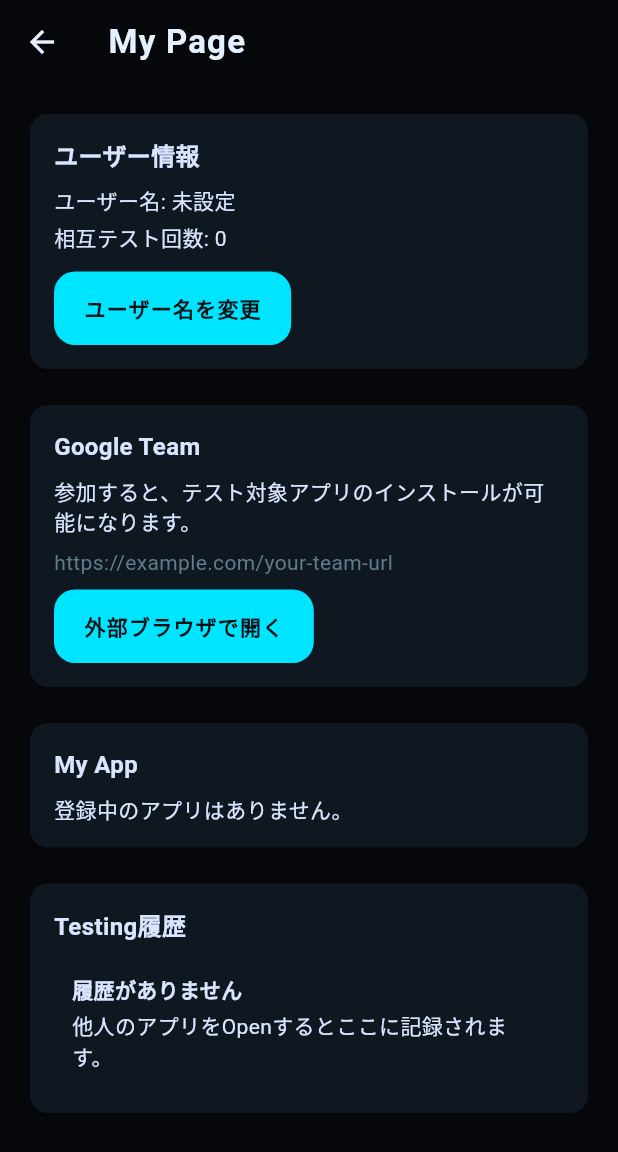
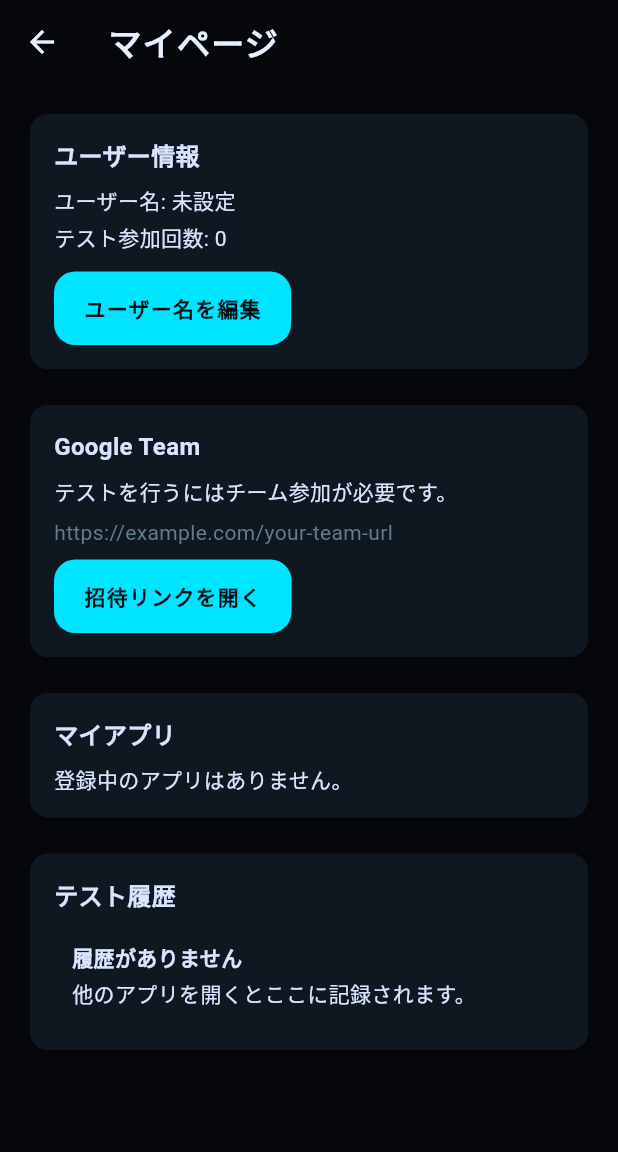
Before and after one commit to yuga1691/hiraku, a Flutter app: the MyPageScreen screen opened directly, on a phone screen of 412 x 824 dp. Shown: the top 1152 px of the screen. Run offline on Flutter 3.47's test engine with Material 3 defaults, Android fonts, the phone set to English and light mode, and no system bars; our stand-ins replace cloud_firestore, firebase_auth, firebase_core, image_picker, shared_preferences; accounts and stored records are empty; network calls fail; Roboto replaces fonts that are missing (RobotoMono).

Commit message:
Japanese font

```diff
--- a/lib/screens/home_screen.dart
+++ b/lib/screens/home_screen.dart
@@ -52,17 +52,17 @@ class _HomeScreenState extends State<HomeScreen> {
             NavigationDestination(
               icon: Icon(Icons.people_alt_outlined),
               selectedIcon: Icon(Icons.people_alt),
-              label: 'Test',
+              label: 'テスト',
             ),
             NavigationDestination(
               icon: Icon(Icons.app_registration_outlined),
               selectedIcon: Icon(Icons.app_registration),
-              label: 'Register',
+              label: '登録',
             ),
             NavigationDestination(
               icon: Icon(Icons.person_outline),
               selectedIcon: Icon(Icons.person),
-              label: 'My Page',
+              label: 'マイページ',
             ),
           ],
         ),
--- a/lib/screens/my_page_screen.dart
+++ b/lib/screens/my_page_screen.dart
@@ -26,11 +26,11 @@ class _MyPageScreenState extends State<MyPageScreen> {
     final user = FirebaseAuth.instance.currentUser;
     if (user == null) {
       return const Scaffold(
-        body: Center(child: Text('ユーザー情報を取得できません。')),
+        body: Center(child: Text('ユーザー認証に失敗しました。')),
       );
     }
     return Scaffold(
-      appBar: AppBar(title: const Text('My Page')),
+      appBar: AppBar(title: const Text('マイページ')),
       body: ListView(
         padding: const EdgeInsets.all(16),
         children: [
@@ -66,11 +66,11 @@ class _MyPageScreenState extends State<MyPageScreen> {
                 const SizedBox(height: 8),
                 Text('ユーザー名: ${username.isEmpty ? '未設定' : username}'),
                 const SizedBox(height: 4),
-                Text('相互テスト回数: $testedCount'),
+                Text('テスト参加回数: $testedCount'),
                 const SizedBox(height: 12),
                 FilledButton.tonal(
                   onPressed: () => _editUsername(userId, username),
-                  child: const Text('ユーザー名を変更'),
+                  child: const Text('ユーザー名を編集'),
                 ),
               ],
             ),
@@ -92,7 +92,7 @@ class _MyPageScreenState extends State<MyPageScreen> {
               style: TextStyle(fontSize: 16, fontWeight: FontWeight.bold),
             ),
             const SizedBox(height: 8),
-            const Text('参加すると、テスト対象アプリのインストールが可能になります。'),
+            const Text('テストを行うにはチーム参加が必要です。'),
             const SizedBox(height: 8),
             Text(
               kTeamJoinUrl,
@@ -101,7 +101,7 @@ class _MyPageScreenState extends State<MyPageScreen> {
             const SizedBox(height: 8),
             FilledButton(
               onPressed: _openTeamUrl,
-              child: const Text('外部ブラウザで開く'),
+              child: const Text('招待リンクを開く'),
             ),
           ],
         ),
@@ -121,7 +121,7 @@ class _MyPageScreenState extends State<MyPageScreen> {
               crossAxisAlignment: CrossAxisAlignment.start,
               children: [
                 const Text(
-                  'My App',
+                  'マイアプリ',
                   style: TextStyle(fontSize: 16, fontWeight: FontWeight.bold),
                 ),
                 const SizedBox(height: 8),
@@ -145,7 +145,7 @@ class _MyPageScreenState extends State<MyPageScreen> {
           crossAxisAlignment: CrossAxisAlignment.start,
           children: [
             const Text(
-              'Testing履歴',
+              'テスト履歴',
               style: TextStyle(fontSize: 16, fontWeight: FontWeight.bold),
             ),
             const SizedBox(height: 8),
@@ -162,7 +162,7 @@ class _MyPageScreenState extends State<MyPageScreen> {
                 if (items.isEmpty) {
                   return const EmptyState(
                     title: '履歴がありません',
-                    message: '他人のアプリをOpenするとここに記録されます。',
+                    message: '他のアプリを開くとここに記録されます。',
                   );
                 }
                 return Column(
@@ -192,7 +192,7 @@ class _MyPageScreenState extends State<MyPageScreen> {
     final result = await showDialog<String>(
       context: context,
       builder: (context) => AlertDialog(
-        title: const Text('ユーザー名を変更'),
+        title: const Text('ユーザー名を編集'),
         content: TextField(
           controller: controller,
           decoration: const InputDecoration(labelText: 'ユーザー名'),
--- a/lib/screens/register_screen.dart
+++ b/lib/screens/register_screen.dart
@@ -40,11 +40,11 @@ class _RegisterScreenState extends State<RegisterScreen> {
     final user = FirebaseAuth.instance.currentUser;
     if (user == null) {
       return const Scaffold(
-        body: Center(child: Text('ユーザー情報を取得できません。')),
+        body: Center(child: Text('ユーザー認証に失敗しました。')),
       );
     }
     return Scaffold(
-      appBar: AppBar(title: const Text('Register')),
+      appBar: AppBar(title: const Text('登録')),
       body: StreamBuilder<AppModel?>(
         stream: _firestoreService.watchMyActiveApp(user.uid),
         builder: (context, snapshot) {
@@ -57,7 +57,7 @@ class _RegisterScreenState extends State<RegisterScreen> {
               padding: const EdgeInsets.all(16),
               children: [
                 const Text(
-                  '登録中のアプリ',
+                  '現在のアプリ',
                   style: TextStyle(fontSize: 18, fontWeight: FontWeight.bold),
                 ),
                 const SizedBox(height: 12),
@@ -65,11 +65,11 @@ class _RegisterScreenState extends State<RegisterScreen> {
                 const SizedBox(height: 16),
                 FilledButton(
                   onPressed: () => _endApp(myApp.id),
-                  child: const Text('テスト終了'),
+                  child: const Text('テストを終了'),
                 ),
                 const SizedBox(height: 12),
                 const Text(
-                  '現在は1つのアプリのみ登録可能です。テスト終了後に新しいアプリを登録してください。',
+                  '同時に登録できるアプリは1つだけです。別のアプリを登録するには、先にテストを終了してください。',
                 ),
               ],
             );
@@ -92,7 +92,7 @@ class _RegisterScreenState extends State<RegisterScreen> {
         TextField(
           controller: _nameController,
           decoration: const InputDecoration(
-            labelText: 'アプリ名（必須）',
+            labelText: 'アプリ名（タイトル）',
             border: OutlineInputBorder(),
           ),
         ),
@@ -100,7 +100,7 @@ class _RegisterScreenState extends State<RegisterScreen> {
         TextField(
           controller: _urlController,
           decoration: const InputDecoration(
-            labelText: 'Google Play URL（必須）',
+            labelText: 'Google Play URL',
             hintText: 'https://play.google.com/store/apps/details?id=...',
             border: OutlineInputBorder(),
           ),
@@ -139,7 +139,8 @@ class _RegisterScreenState extends State<RegisterScreen> {
         const SizedBox(height: 16),
         const EmptyState(
           title: '注意',
-          message: '登録できるアプリは常に1つだけです。テスト終了後に次の登録が可能になります。',
+          message:
+              '登録できるアプリは常に1つだけです。テスト終了後に次のアプリを登録してください。',
         ),
       ],
     );
@@ -162,7 +163,7 @@ class _RegisterScreenState extends State<RegisterScreen> {
     }
     final packageName = _extractPackageName(playUrl);
     if (packageName == null) {
-      _showSnack('Google Play URLからパッケージ名を抽出できません。');
+      _showSnack('Google Play URLからパッケージ名を取得できません。');
       return;
     }
     setState(() => _saving = true);
--- a/lib/screens/test_screen.dart
+++ b/lib/screens/test_screen.dart
@@ -24,11 +24,11 @@ class _TestScreenState extends State<TestScreen> {
     final user = FirebaseAuth.instance.currentUser;
     if (user == null) {
       return const Scaffold(
-        body: Center(child: Text('ユーザー情報を取得できません。')),
+        body: Center(child: Text('ユーザー認証に失敗しました。')),
       );
     }
     return Scaffold(
-      appBar: AppBar(title: const Text('Test')),
+      appBar: AppBar(title: const Text('テスト')),
       body: StreamBuilder<List<AppModel>>(
         stream: _firestoreService.watchAvailableApps(user.uid),
         builder: (context, snapshot) {
@@ -38,8 +38,8 @@ class _TestScreenState extends State<TestScreen> {
           final apps = snapshot.data ?? [];
           if (apps.isEmpty) {
             return const EmptyState(
-              title: '表示できるアプリがありません',
-              message: '相互テストの対象が増えるとここに表示されます。',
+              title: '利用できるアプリがありません',
+              message: '他のユーザーが登録したアプリが表示されます。しばらくお待ちください。',
             );
           }
           return ListView.separated(
@@ -70,7 +70,7 @@ class _TestScreenState extends State<TestScreen> {
       );
       await _launcherService.openPlayStore(app.packageName);
     } catch (e) {
-      _showSnack('処理に失敗しました: $e');
+      _showSnack('起動に失敗しました: $e');
     } finally {
       if (mounted) {
         setState(() => _loadingAppIds.remove(app.id));
--- a/lib/services/firestore_service.dart
+++ b/lib/services/firestore_service.dart
@@ -77,7 +77,7 @@ class FirestoreService {
         .limit(1)
         .get();
     if (existing.docs.isNotEmpty) {
-      throw Exception('登録中のアプリがあるため、新規登録できません。');
+      throw Exception('現在アクティブなアプリがあります。先に終了してください。');
     }
 
     await _apps.add({
@@ -112,8 +112,9 @@ class FirestoreService {
         .orderBy('lastOpenedAt', descending: true)
         .snapshots()
         .map(
-          (snapshot) =>
-              snapshot.docs.map((doc) => TestingModel.fromMap(doc.data())).toList(),
+          (snapshot) => snapshot.docs
+              .map((doc) => TestingModel.fromMap(doc.data()))
+              .toList(),
         );
   }
 
@@ -138,13 +139,13 @@ class FirestoreService {
     await _db.runTransaction((tx) async {
       final targetSnap = await tx.get(targetRef);
       if (!targetSnap.exists) {
-        throw Exception('対象アプリが存在しません。');
+        throw Exception('対象のアプリが見つかりません。');
       }
       final data = targetSnap.data()!;
       final isActive = (data['isActive'] ?? false) as bool;
       final remaining = (data['remainingExposure'] ?? 0) as int;
       if (!isActive || remaining <= 0) {
-        throw Exception('このアプリは現在表示対象外です。');
+        throw Exception('このアプリは現在テスト対象外です。');
       }
 
       tx.update(targetRef, {
--- a/lib/widgets/app_card.dart
+++ b/lib/widgets/app_card.dart
@@ -41,7 +41,12 @@ class AppCard extends StatelessWidget {
                   if (app.message.isNotEmpty)
                     Text(
                       app.message,
-                      style: const TextStyle(color: Colors.black54),
+                      style: TextStyle(
+                        color: Theme.of(context)
+                            .colorScheme
+                            .onSurface
+                            .withOpacity(0.7),
+                      ),
                     ),
                   const SizedBox(height: 12),
                   FilledButton(
@@ -52,7 +57,7 @@ class AppCard extends StatelessWidget {
                             height: 16,
                             child: CircularProgressIndicator(strokeWidth: 2),
                           )
-                        : const Text('Open App'),
+                        : const Text('アプリを開く'),
                   ),
                 ],
               ),
--- a/lib/widgets/my_app_card.dart
+++ b/lib/widgets/my_app_card.dart
@@ -29,11 +29,19 @@ class MyAppCard extends StatelessWidget {
               ),
               if (app.message.isNotEmpty) ...[
                 const SizedBox(height: 4),
-                Text(app.message, style: const TextStyle(color: Colors.black54)),
+                Text(
+                  app.message,
+                  style: TextStyle(
+                    color: Theme.of(context)
+                        .colorScheme
+                        .onSurface
+                        .withOpacity(0.7),
+                  ),
+                ),
               ],
               const SizedBox(height: 8),
-              Text('残り露出枠: ${app.remainingExposure}'),
-              Text('他人がOpenした累計: ${app.openedCount}'),
+              Text('残り露出回数: ${app.remainingExposure}'),
+              Text('Open回数: ${app.openedCount}'),
             ],
           ),
         ),
```
